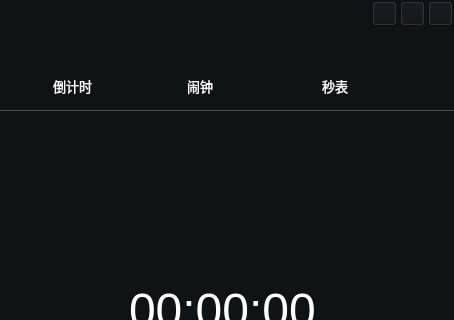
This is src/plugins/Clock_deamon/clock.ui in ukui/ukui-sidebar as Qt 5 draws it before an edit; both pictures show x 0 to 454 and y 0 to 320 of the 454 by 660 pixel window. The edited form follows.
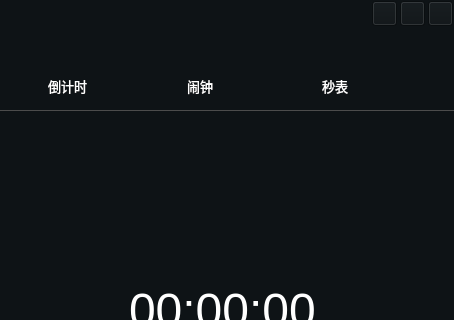
This is the edited form. Icons and pictures are not drawn. Custom widgets are drawn as their Qt base class.

Commit message: 1. Repair the English version of alarm clock Countdown with incomplete display, 2. Repair the new note book and occasionally it will not take effect

```diff
--- a/src/plugins/Clock_deamon/clock.ui
+++ b/src/plugins/Clock_deamon/clock.ui
@@ -676,9 +676,9 @@
     <widget class="ClickableLabel" name="label">
      <property name="geometry">
       <rect>
-       <x>53</x>
+       <x>48</x>
        <y>40</y>
-       <width>80</width>
+       <width>90</width>
        <height>32</height>
       </rect>
      </property>
```
The commit also changes 1 other file.
